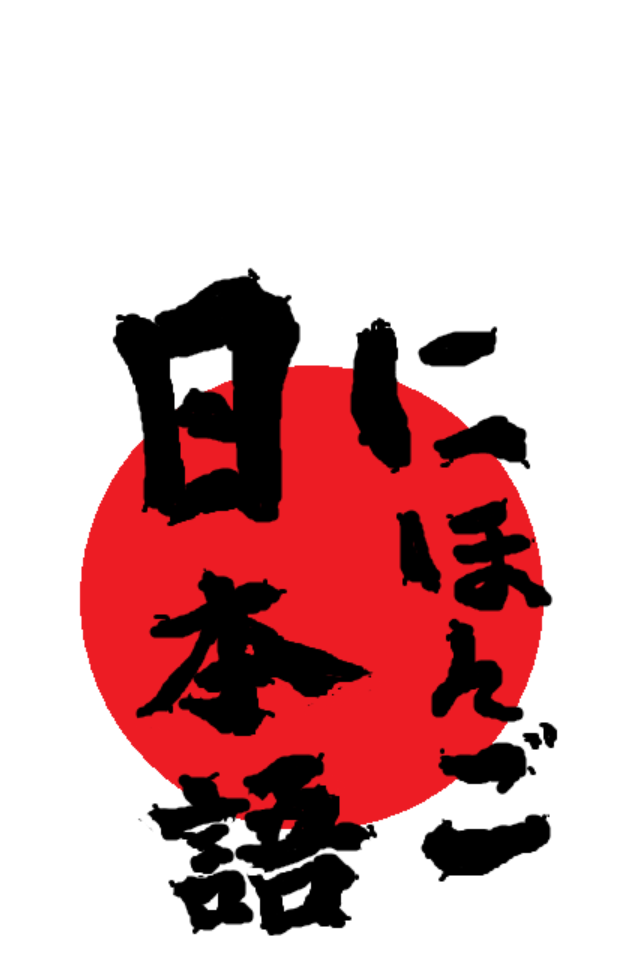
After one commit to hasangsu/JLPT_Vocabulary_Memorize, an Android app: the CSplashActivity screen opened directly, with no data from a screen before it, on a phone screen of 412 x 824 dp. The commit adds this screen. Shown: the top 975 px of the screen. Run offline under Robolectric (Android 15) with nearby library versions, the phone set to English and light mode, and no system bars.

Commit message:
Add Splash Activity.

```diff
--- /dev/null
+++ b/app/src/main/java/com/example/jlpt_vocabulary_memorize/CSplashActivity.java
@@ -0,0 +1,26 @@
+package com.example.jlpt_vocabulary_memorize;
+
+import androidx.appcompat.app.AppCompatActivity;
+
+import android.content.Intent;
+import android.os.Bundle;
+import android.os.Handler;
+
+public class CSplashActivity extends AppCompatActivity {
+
+    @Override
+    protected void onCreate(Bundle savedInstanceState) {
+        super.onCreate(savedInstanceState);
+        setContentView(R.layout.activity_c_splash);
+
+        Handler handler = new Handler();
+        handler.postDelayed(new Runnable() {
+            @Override
+            public void run() {
+                Intent intent = new Intent(getBaseContext(), MainActivity.class);
+                startActivity(intent);
+                finish();
+            }
+        }, 2000);
+    }
+}
--- a/app/src/main/java/com/example/jlpt_vocabulary_memorize/CVocabularyParser.java
+++ b/app/src/main/java/com/example/jlpt_vocabulary_memorize/CVocabularyParser.java
@@ -18,13 +18,11 @@ import java.util.Map;
 
 public class CVocabularyParser {
 
-    void vocabulary_file_parsing(Resources resources, CVocabularyDBHelper vocabularyDBHelper)
+    void vocabulary_file_parsing(Resources resources, int level, CVocabularyDBHelper vocabularyDBHelper)
     {
         String TAG = "XML";
 
-        Log.i(TAG, "parser()");
-
-        InputStream inputStream = resources.openRawResource(R.raw.jlpt1);
+        InputStream inputStream = resources.openRawResource(level);
         InputStreamReader inputStreamReader = new InputStreamReader(inputStream);
         BufferedReader reader = new BufferedReader(inputStreamReader);
 
--- /dev/null
+++ b/app/src/main/res/drawable/splash_background.xml
@@ -0,0 +1,14 @@
+<?xml version="1.0" encoding="utf-8"?>
+<layer-list xmlns:android="http://schemas.android.com/apk/res/android">
+
+    <!-- splash default background color -->
+    <item android:drawable="@color/colorWhite" />
+
+    <!-- splash default background image -->
+    <item>
+        <bitmap
+            android:gravity="center"
+            android:src="@drawable/splash_logo_image1"/>
+    </item>
+
+</layer-list>
--- /dev/null
+++ b/app/src/main/res/layout/activity_c_splash.xml
@@ -0,0 +1,9 @@
+<?xml version="1.0" encoding="utf-8"?>
+<androidx.constraintlayout.widget.ConstraintLayout xmlns:android="http://schemas.android.com/apk/res/android"
+    xmlns:app="http://schemas.android.com/apk/res-auto"
+    xmlns:tools="http://schemas.android.com/tools"
+    android:layout_width="match_parent"
+    android:layout_height="match_parent"
+    tools:context=".CSplashActivity">
+
+</androidx.constraintlayout.widget.ConstraintLayout>
--- a/app/src/main/res/values/colors.xml
+++ b/app/src/main/res/values/colors.xml
@@ -3,4 +3,5 @@
     <color name="colorPrimary">#6200EE</color>
     <color name="colorPrimaryDark">#3700B3</color>
     <color name="colorAccent">#03DAC5</color>
+    <color name="colorWhite">#FFFFFF</color>
 </resources>
--- a/app/src/main/res/values/styles.xml
+++ b/app/src/main/res/values/styles.xml
@@ -8,4 +8,9 @@
         <item name="colorAccent">@color/colorAccent</item>
     </style>
 
+    <!-- 스플래시 스크린 액티비티용 테마 -->
+    <style name="SplashTheme" parent="Theme.AppCompat.NoActionBar">
+        <item name="android:windowBackground">@drawable/splash_background</item>
+    </style>
+
 </resources>
```
Also changed, not shown: app/src/main/AndroidManifest.xml (+13 -3 lines), app/src/main/java/com/example/jlpt_vocabulary_memorize/CVocabulary.java (+17 -7 lines), app/src/main/java/com/example/jlpt_vocabulary_memorize/CVocabularyDBHelper.java (+45 -16 lines), app/src/main/java/com/example/jlpt_vocabulary_memorize/MainActivity.java (+33 -18 lines), app/src/main/res/drawable-v24/splash_logo_image1.png (added), 1 other file.
